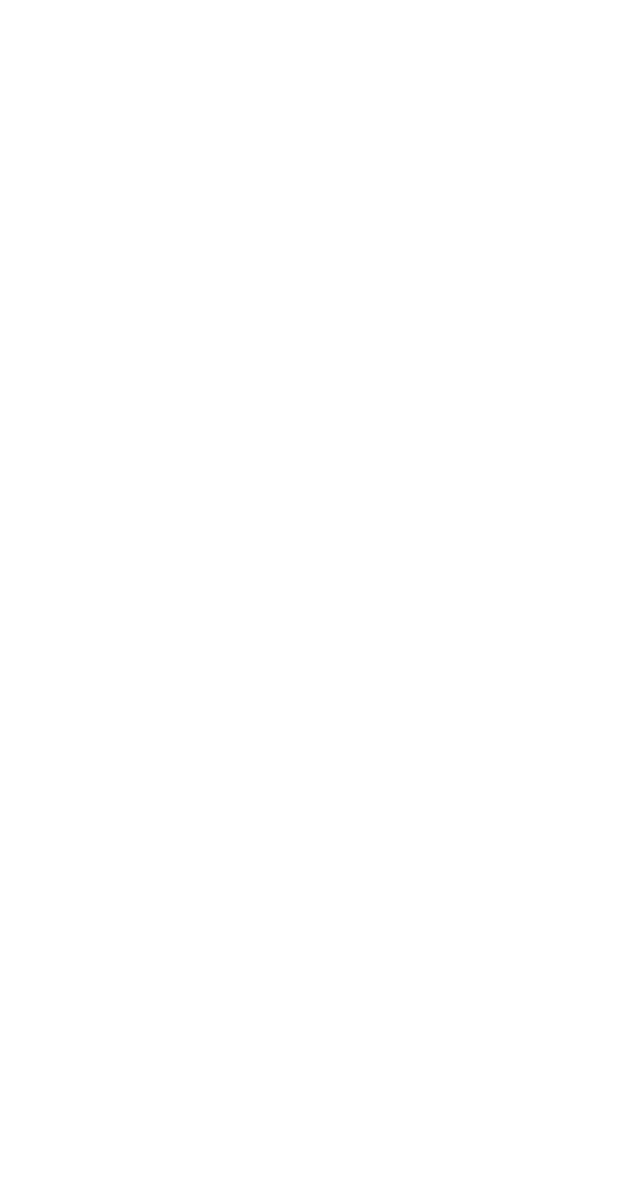
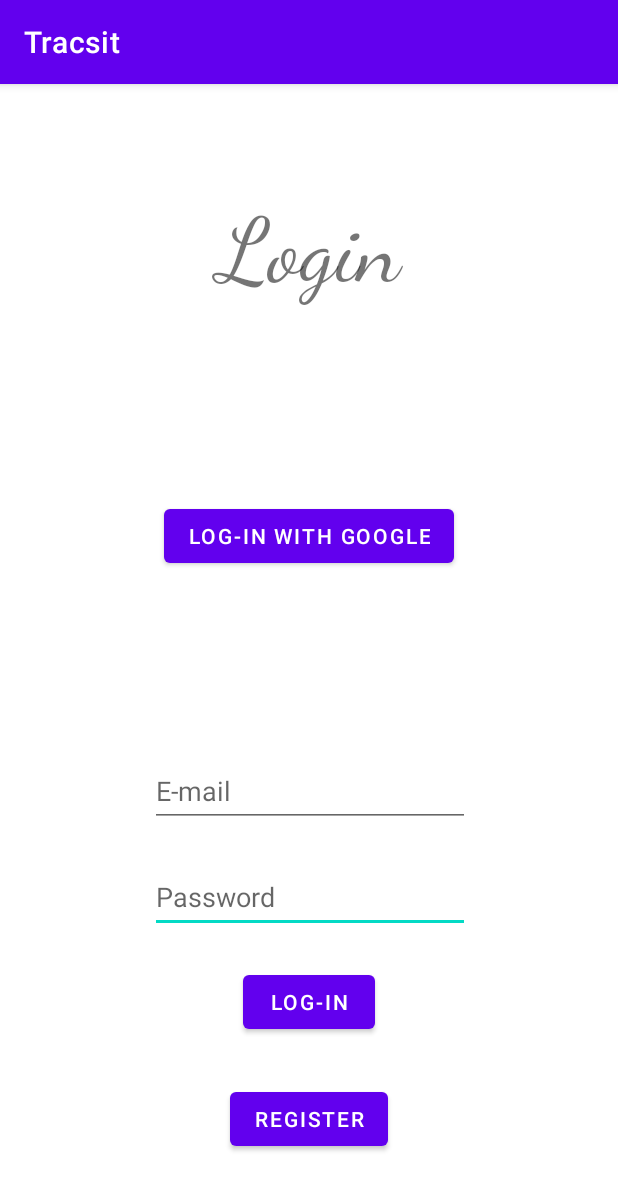
Before and after one commit to Maxet1000/appDevProject_Edmond_Max, an Android app: the MainActivity screen opened directly, with no data from a screen before it, on a phone screen of 412 x 824 dp. Before the commit the part shown is empty. Shown: the top 1190 px of the screen. Run offline under Robolectric (Android 15) with nearby library versions, the phone set to English and light mode, and no system bars.

Commit message:
added some (temporary) button functionality

```diff
--- a/app/src/main/java/com/example/tracsit/MainActivity.kt
+++ b/app/src/main/java/com/example/tracsit/MainActivity.kt
@@ -1,17 +1,50 @@
 package com.example.tracsit
+
 import android.app.Activity
 import android.content.Intent
 import android.os.Bundle
+import androidx.appcompat.app.AppCompatActivity
 import com.example.tracsit.databinding.ActivityMainBinding
+import com.google.android.material.snackbar.Snackbar
 
-class MainActivity : Activity() {
 
+class MainActivity : AppCompatActivity() {
+    public val passW = "pw"
     private lateinit var binding: ActivityMainBinding
-
     override fun onCreate(savedInstanceState: Bundle?) {
         super.onCreate(savedInstanceState)
+        binding = ActivityMainBinding.inflate(layoutInflater)
+
+        binding.logInButton.setOnClickListener { view ->
+            Snackbar.make(view, snackBarOutPutTest(passW), Snackbar.LENGTH_LONG).setAction("Action", null).show()
+        }
+        setContentView(binding.root)
+
+        binding.regIsterButton.setOnClickListener {  goToWelcomeScreen()}
+
         val intent = Intent(this, SettingsActivity::class.java)
         startActivity(intent)
+    }
+
+
+    //tijdelijke functie die ingegeven password tegen gehardcode password checked
+    public fun correctPassword(passW: String ): Boolean {
+        return passW.equals(binding.passWordLogIn.text.toString())
 
     }
+
+    //tijdelijke functie vr snackbar
+    fun snackBarOutPutTest(passWord: String): String {
+        if (correctPassword(passWord)) {
+            return "logged in"
+        } else return "wrong password"
+    }
+
+    fun goToWelcomeScreen(){
+        val intent = Intent(this, WelcomeActivity::class.java)
+        startActivity(intent);
+    }
+
+//Hierin komt de logica van het inloggen met google
+
 }
--- a/app/src/main/res/layout/activity_main.xml
+++ b/app/src/main/res/layout/activity_main.xml
@@ -3,16 +3,85 @@
     xmlns:app="http://schemas.android.com/apk/res-auto"
     xmlns:tools="http://schemas.android.com/tools"
     android:layout_width="match_parent"
-    android:layout_height="match_parent"
-    tools:context=".MainActivity">
+    android:layout_height="match_parent">
 
     <TextView
-        android:layout_width="wrap_content"
-        android:layout_height="wrap_content"
-        android:text="Hello World!"
-        app:layout_constraintBottom_toBottomOf="parent"
+        android:id="@+id/loginTitel"
+        android:layout_width="230dp"
+        android:layout_height="80dp"
+        android:layout_marginTop="75dp"
+        android:fontFamily="cursive"
+        android:text="Login"
+        android:textAlignment="center"
+        android:textSize="60sp"
         app:layout_constraintEnd_toEndOf="parent"
         app:layout_constraintStart_toStartOf="parent"
         app:layout_constraintTop_toTopOf="parent" />
 
+    <EditText
+        android:id="@+id/passWordLogIn"
+        android:layout_width="wrap_content"
+        android:layout_height="wrap_content"
+        android:autofillHints=""
+        android:ems="10"
+        android:hint="Password"
+        android:inputType="textPassword"
+        android:minWidth="48dp"
+        android:minHeight="48dp"
+        app:layout_constraintBottom_toTopOf="@+id/logInButton"
+        app:layout_constraintEnd_toEndOf="parent"
+        app:layout_constraintHorizontal_bias="0.502"
+        app:layout_constraintStart_toStartOf="parent"
+        app:layout_constraintTop_toBottomOf="@+id/editEmailAddressLogIn" />
+
+    <EditText
+        android:id="@+id/editEmailAddressLogIn"
+        android:layout_width="wrap_content"
+        android:layout_height="wrap_content"
+        android:layout_marginTop="100dp"
+        android:ems="10"
+        android:hint="E-mail"
+        android:inputType="textEmailAddress"
+        android:minWidth="48dp"
+        android:minHeight="48dp"
+        app:layout_constraintBottom_toTopOf="@+id/passWordLogIn"
+        app:layout_constraintEnd_toEndOf="parent"
+        app:layout_constraintHorizontal_bias="0.502"
+        app:layout_constraintStart_toStartOf="parent"
+        app:layout_constraintTop_toBottomOf="@+id/buttonGoogleLogIn" />
+
+    <Button
+        android:id="@+id/logInButton"
+        android:layout_width="wrap_content"
+        android:layout_height="wrap_content"
+        android:layout_marginBottom="8dp"
+        android:text="Log-in"
+        app:iconTint="#009688"
+        app:layout_constraintBottom_toTopOf="@+id/regIsterButton"
+        app:layout_constraintEnd_toEndOf="parent"
+        app:layout_constraintStart_toStartOf="parent"
+        app:layout_constraintTop_toBottomOf="@+id/passWordLogIn" />
+
+    <Button
+        android:id="@+id/buttonGoogleLogIn"
+        android:layout_width="wrap_content"
+        android:layout_height="wrap_content"
+        android:layout_marginTop="100dp"
+        android:text="Log-in with Google"
+        app:layout_constraintBottom_toTopOf="@+id/editEmailAddressLogIn"
+        app:layout_constraintEnd_toEndOf="parent"
+        app:layout_constraintStart_toStartOf="parent"
+        app:layout_constraintTop_toBottomOf="@+id/loginTitel" />
+
+    <Button
+        android:id="@+id/regIsterButton"
+        android:layout_width="wrap_content"
+        android:layout_height="wrap_content"
+        android:layout_marginBottom="32dp"
+        android:text="Register"
+        app:layout_constraintBottom_toBottomOf="parent"
+        app:layout_constraintEnd_toEndOf="parent"
+        app:layout_constraintStart_toStartOf="parent"
+        app:layout_constraintTop_toBottomOf="@+id/logInButton" />
+
 </androidx.constraintlayout.widget.ConstraintLayout>
```
Also changed, not shown: app/src/main/AndroidManifest.xml (+9 -4 lines), app/src/main/java/com/example/tracsit/LogInActivity.kt (deleted, +0 -19 lines), app/src/main/java/com/example/tracsit/WelcomeActivity.kt (added, +11 -0 lines), app/src/main/res/layout/activity_login.xml (deleted, +0 -86 lines), app/src/main/res/layout/activity_welcome.xml (added, +19 -0 lines), 1 other file.
